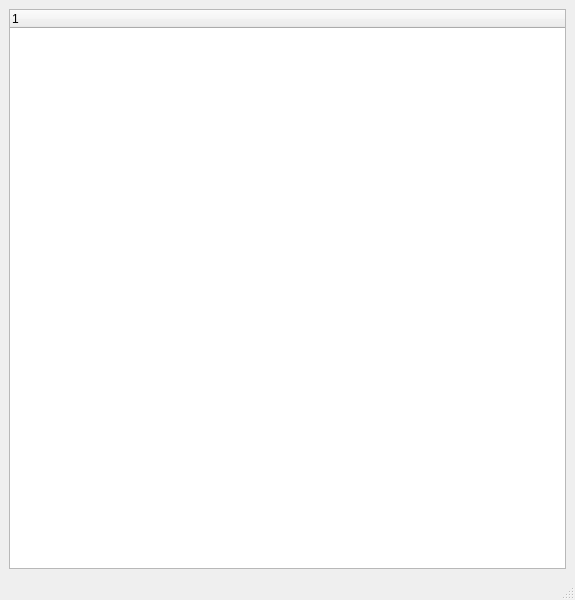
Before: the Qt Designer form arducontrolwindow.ui in HalloSoft/QtArduCompanion, drawn with Qt 5.
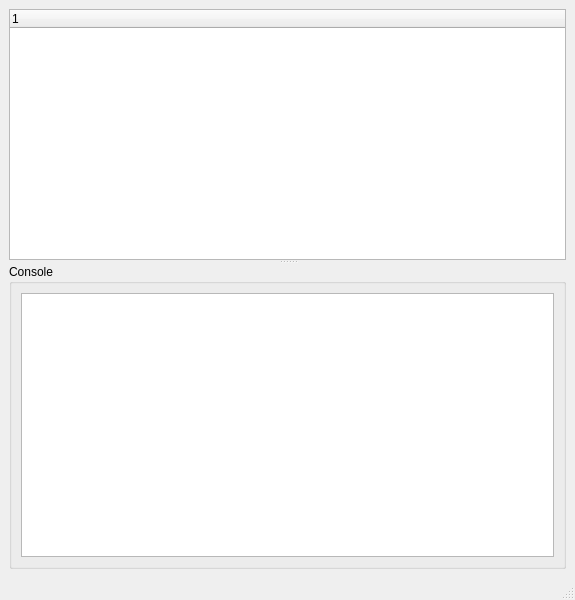
After: the same form once the commit is applied.

```diff
--- a/arducontrolwindow.ui
+++ b/arducontrolwindow.ui
@@ -16,6 +16,16 @@
   <widget class="QWidget" name="centralwidget">
    <layout class="QVBoxLayout" name="verticalLayout">
     <item>
+     <widget class="QSplitter" name="splitter">
+      <property name="orientation">
+       <enum>Qt::Vertical</enum>
+      </property>
+      <property name="opaqueResize">
+       <bool>true</bool>
+      </property>
+      <property name="childrenCollapsible">
+       <bool>false</bool>
+      </property>
      <widget class="QTreeWidget" name="treeWidget">
       <column>
        <property name="text">
@@ -23,6 +33,21 @@
        </property>
       </column>
      </widget>
+      <widget class="QGroupBox" name="groupBox">
+       <property name="title">
+        <string>Console</string>
+       </property>
+       <layout class="QVBoxLayout" name="verticalLayout_2">
+        <item>
+         <widget class="QPlainTextEdit" name="console">
+          <property name="backgroundVisible">
+           <bool>false</bool>
+          </property>
+         </widget>
+        </item>
+       </layout>
+      </widget>
+     </widget>
     </item>
    </layout>
   </widget>
```
Left out of the diff: 2 changed lines with no effect on the pictures. Lines whose indentation alone changed are shown as unchanged.
